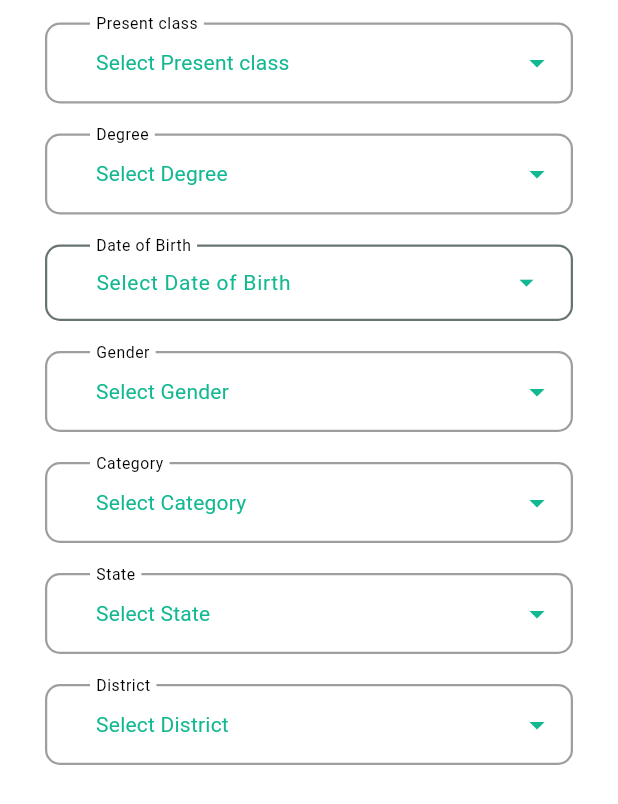
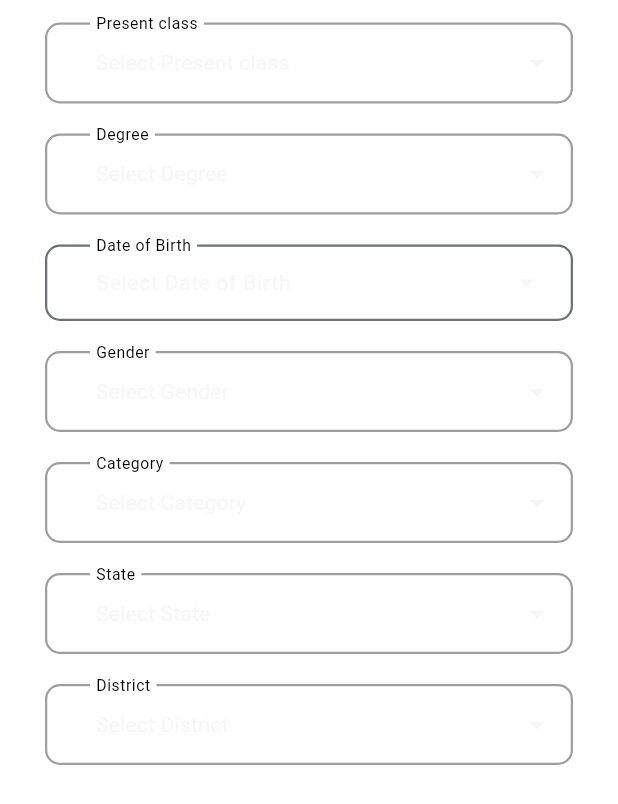
Before and after one commit to FahadFarooq40/Academia-Centrals, a Flutter app: the PersonalDetails widget shown alone on an empty page, opened directly, on a phone screen of 412 x 824 dp. Shown: the top 804 px of the screen. Run offline on Flutter 3.47's test engine with Material 3 defaults, Android fonts, the phone set to English and light mode, and no system bars; our stand-ins replace banner_carousel, cloud_firestore, firebase_auth, firebase_core, flutter_svg, get and 3 more; accounts and stored records are empty; network calls fail.

Commit message:
academia centrals Update

```diff
--- a/lib/Controller/personal_detail_controller.dart
+++ b/lib/Controller/personal_detail_controller.dart
@@ -46,35 +46,37 @@ class PersonalDetailController extends GetxController {
     );
 
     if (pickedDate != null) {
+      // Update the selected date
       selectedDate.value = pickedDate;
     }
   }
 
   var iconColors = [
-    AppColors.greyColor,
-    AppColors.greyColor,
-    AppColors.greyColor,
+    AppColors.greyColor, // Color for Profile icon
+    AppColors.greyColor, // Color for ID Verification icon
+    AppColors.greyColor, // Color for File icon
   ];
 
   var iconSizes = [
-    30.0,
-    30.0,
-    30.0,
+    30.0, // Size for Profile icon
+    30.0, // Size for ID Verification icon
+    30.0, // Size for File icon
   ];
   @override
   void onInit() {
     super.onInit();
     selectedTab.value = 0;
-    iconColors[selectedTab.value] = AppColors.lightTextColor;
+    iconColors[selectedTab.value] = AppColors.primaryColor;
     iconSizes[selectedTab.value] = 35.0;
   }
 
   void setTab(int tabIndex) {
     selectedTab.value = tabIndex;
 
-    iconColors[selectedTab.value] = AppColors.lightTextColor;
+    iconColors[selectedTab.value] = AppColors.primaryColor;
     iconSizes[selectedTab.value] = 35.0;
 
+    // Reset color and size for other icons
     for (var i = 0; i < iconColors.length; i++) {
       if (i != selectedTab.value) {
         iconColors[i] = AppColors.greyColor;
@@ -82,6 +84,7 @@ class PersonalDetailController extends GetxController {
       }
     }
 
+    // Update UI
     update();
   }
 }
--- a/lib/Routes/screen_rountes.dart
+++ b/lib/Routes/screen_rountes.dart
@@ -44,7 +44,7 @@ class AppRoutes {
         ),
         GetPage(
           name: RouteName.personalDetail,
-          page: () => const personalDetail(),
+          page: () => const PersonalDetailScreen(),
         ),
         GetPage(
           name: RouteName.doneScreen,
--- a/lib/Screen/personal_screen/Screens/personal_detail.dart
+++ b/lib/Screen/personal_screen/Screens/personal_detail.dart
@@ -7,7 +7,7 @@ import 'package:flutter/material.dart';
 import 'package:get/get.dart';
 
 class PersonalDetails extends StatefulWidget {
-  const PersonalDetails({Key? key}) : super(key: key);
+  const PersonalDetails({super.key});
 
   @override
   State<PersonalDetails> createState() => _PersonalDetailsState();
@@ -38,7 +38,7 @@ class _PersonalDetailsState extends State<PersonalDetails> {
                       fontSize: 14,
                       fontWeight: FontWeight.w400,
                       color: controller.selectedClass.value == 0
-                          ? AppColors.primaryColor
+                          ? AppColors.lightTextColor
                           : context.customTheme.textColor,
                     ),
                   ),
@@ -77,7 +77,7 @@ class _PersonalDetailsState extends State<PersonalDetails> {
               enabledBorderColor: AppColors.greyColor,
               focusedBorderColor: AppColors.greyColor,
               fillColor: context.customTheme.bgcolor,
-              primaryColor: AppColors.primaryColor,
+              primaryColor: AppColors.lightTextColor,
             ),
           ),
           const SizedBox(height: 20),
@@ -96,7 +96,7 @@ class _PersonalDetailsState extends State<PersonalDetails> {
                       fontSize: 14,
                       fontWeight: FontWeight.w400,
                       color: controller.selectedDegree.value == 0
-                          ? AppColors.primaryColor
+                          ? AppColors.lightTextColor
                           : context.customTheme.textColor,
                     ),
                   ),
@@ -135,24 +135,39 @@ class _PersonalDetailsState extends State<PersonalDetails> {
               enabledBorderColor: AppColors.greyColor,
               focusedBorderColor: AppColors.greyColor,
               fillColor: context.customTheme.bgcolor,
-              primaryColor: AppColors.primaryColor,
+              primaryColor: AppColors.lightTextColor,
             ),
           ),
           const SizedBox(height: 20),
           Obx(
-            () => CustomTextFormField(
+            () {
+              bool isClicked = false;
+              return CustomTextFormField(
                 onTap: () {
                   controller.showCustomDatePicker(context);
+                  isClicked = true;
                 },
                 readOnly: true,
                 labelText: 'Date of Birth',
                 hintText: controller.selectedDate.value != null
                     ? '${controller.selectedDate.value!.day}-${controller.selectedDate.value!.month}-${controller.selectedDate.value!.year}'
                     : 'Select Date of Birth',
-              hintTextColor: AppColors.primaryColor,
+                hintTextColor: controller.selectedDate.value != null
+                    ? AppColors
+                        .primaryColor // Change to your primary color when date is selected
+                    : (isClicked
+                        // ignore: dead_code
+                        ? AppColors
+                            .primaryColor // Change to primary color when clicked
+                        : AppColors
+                            .lightTextColor), // Light color when not clicked
                 suffixIcon: Icons.arrow_drop_down,
-              suffixIconColor: AppColors.primaryColor,
-            ),
+                suffixIconColor: isClicked
+                    // ignore: dead_code
+                    ? AppColors.primaryColor
+                    : AppColors.lightTextColor, // Change color on click
+              );
+            },
           ),
           const SizedBox(height: 20),
           Obx(
@@ -170,7 +185,7 @@ class _PersonalDetailsState extends State<PersonalDetails> {
                       fontSize: 14,
                       fontWeight: FontWeight.w400,
                       color: controller.selectedGender.value == 0
-                          ? AppColors.primaryColor
+                          ? AppColors.lightTextColor
                           : context.customTheme.textColor,
                     ),
                   ),
@@ -223,7 +238,7 @@ class _PersonalDetailsState extends State<PersonalDetails> {
               enabledBorderColor: AppColors.greyColor,
               focusedBorderColor: AppColors.greyColor,
               fillColor: context.customTheme.bgcolor,
-              primaryColor: AppColors.primaryColor,
+              primaryColor: AppColors.lightTextColor,
             ),
           ),
           const SizedBox(height: 20),
@@ -242,7 +257,7 @@ class _PersonalDetailsState extends State<PersonalDetails> {
                       fontSize: 14,
                       fontWeight: FontWeight.w400,
                       color: controller.selectedCategory.value == 0
-                          ? AppColors.primaryColor
+                          ? AppColors.lightTextColor
                           : context.customTheme.textColor,
                     ),
                   ),
@@ -295,7 +310,7 @@ class _PersonalDetailsState extends State<PersonalDetails> {
               enabledBorderColor: AppColors.greyColor,
               focusedBorderColor: AppColors.greyColor,
               fillColor: context.customTheme.bgcolor,
-              primaryColor: AppColors.primaryColor,
+              primaryColor: AppColors.lightTextColor,
             ),
           ),
           const SizedBox(height: 20),
@@ -314,7 +329,7 @@ class _PersonalDetailsState extends State<PersonalDetails> {
                       fontSize: 14,
                       fontWeight: FontWeight.w400,
                       color: controller.selectedCountry.value == 0
-                          ? AppColors.primaryColor
+                          ? AppColors.lightTextColor
                           : context.customTheme.textColor,
                     ),
                   ),
@@ -367,7 +382,7 @@ class _PersonalDetailsState extends State<PersonalDetails> {
               enabledBorderColor: AppColors.greyColor,
               focusedBorderColor: AppColors.greyColor,
               fillColor: context.customTheme.bgcolor,
-              primaryColor: AppColors.primaryColor,
+              primaryColor: AppColors.lightTextColor,
             ),
           ),
           const SizedBox(height: 20),
@@ -386,7 +401,7 @@ class _PersonalDetailsState extends State<PersonalDetails> {
                       fontSize: 14,
                       fontWeight: FontWeight.w400,
                       color: controller.selectedDistrict.value == 0
-                          ? AppColors.primaryColor
+                          ? AppColors.lightTextColor
                           : context.customTheme.textColor,
                     ),
                   ),
@@ -439,7 +454,7 @@ class _PersonalDetailsState extends State<PersonalDetails> {
               enabledBorderColor: AppColors.greyColor,
               focusedBorderColor: AppColors.greyColor,
               fillColor: context.customTheme.bgcolor,
-              primaryColor: AppColors.primaryColor,
+              primaryColor: AppColors.lightTextColor,
             ),
           ),
         ],
--- a/lib/Screen/personal_screen/personal_detail_screen.dart
+++ b/lib/Screen/personal_screen/personal_detail_screen.dart
@@ -1,28 +1,28 @@
 import 'package:academia_centrals/AppAssets/app_assets.dart';
 import 'package:academia_centrals/AppColors/app_colors.dart';
+import 'package:academia_centrals/Controller/personal_detail_controller.dart';
 import 'package:academia_centrals/MyTheme/theme_extension.dart';
+import 'package:academia_centrals/Routes/route_name.dart';
 import 'package:academia_centrals/Screen/personal_screen/Screens/id_verification.dart';
 import 'package:academia_centrals/Screen/personal_screen/Screens/personal_detail.dart';
 import 'package:academia_centrals/Screen/personal_screen/Screens/uploadDocuments.dart';
 import 'package:academia_centrals/Widgets/app_text.dart';
 import 'package:academia_centrals/Widgets/custom_button.dart';
-import 'package:academia_centrals/controller/personal_detail_controller.dart';
 import 'package:flutter/material.dart';
 import 'package:flutter_svg/svg.dart';
 import 'package:get/get.dart';
 
-import '../../Routes/route_name.dart';
-
-class personalDetail extends StatefulWidget {
-  const personalDetail({super.key});
+class PersonalDetailScreen extends StatefulWidget {
+  const PersonalDetailScreen({super.key});
 
   @override
-  State<personalDetail> createState() => _Personal_detail_screenState();
+  State<PersonalDetailScreen> createState() => _PersonalDetailScreenState();
 }
 
-class _Personal_detail_screenState extends State<personalDetail> {
+class _PersonalDetailScreenState extends State<PersonalDetailScreen> {
   final PersonalDetailController controller =
       Get.put(PersonalDetailController());
+
   @override
   Widget build(BuildContext context) {
     final bool isTablet = MediaQuery.of(context).size.width > 600;
@@ -40,9 +40,7 @@ class _Personal_detail_screenState extends State<personalDetail> {
                 child: Align(
                   alignment: Alignment.topLeft,
                   child: GestureDetector(
-                    onTap: () {
-                      Get.toNamed(RouteName.loginScreen);
-                    },
+                    onTap: () {},
                     child: Padding(
                       padding: const EdgeInsets.symmetric(horizontal: 5),
                       child: SvgPicture.asset(
@@ -131,9 +129,6 @@ class _Personal_detail_screenState extends State<personalDetail> {
                         mainAxisAlignment: MainAxisAlignment.spaceAround,
                         children: [
                           CustomButton(
-                            onTap: () {
-                              Get.toNamed(RouteName.loginScreen);
-                            },
                             label: "I'll upload later",
                             width: 136,
                             backgroundColor: Colors.transparent,
--- a/lib/main.dart
+++ b/lib/main.dart
@@ -1,5 +1,5 @@
 import 'package:academia_centrals/Routes/screen_rountes.dart';
-import 'package:academia_centrals/Screen/onboarding.dart';
+import 'package:academia_centrals/Screen/welcome_screen.dart';
 import 'package:academia_centrals/firebase_options.dart';
 import 'package:firebase_core/firebase_core.dart';
 import 'package:get/get.dart';
@@ -22,7 +22,7 @@ class MyApp extends StatelessWidget {
   Widget build(BuildContext context) {
     return GetMaterialApp(
       debugShowCheckedModeBanner: false,
-      home: const OnboardingScreen(),
+      home: const WelcomeScreen(),
       getPages: AppRoutes.appRoutes(),
       theme: lightTheme(),
       darkTheme: darkTheme(),
```
Lines whose indentation alone changed are shown as unchanged.
